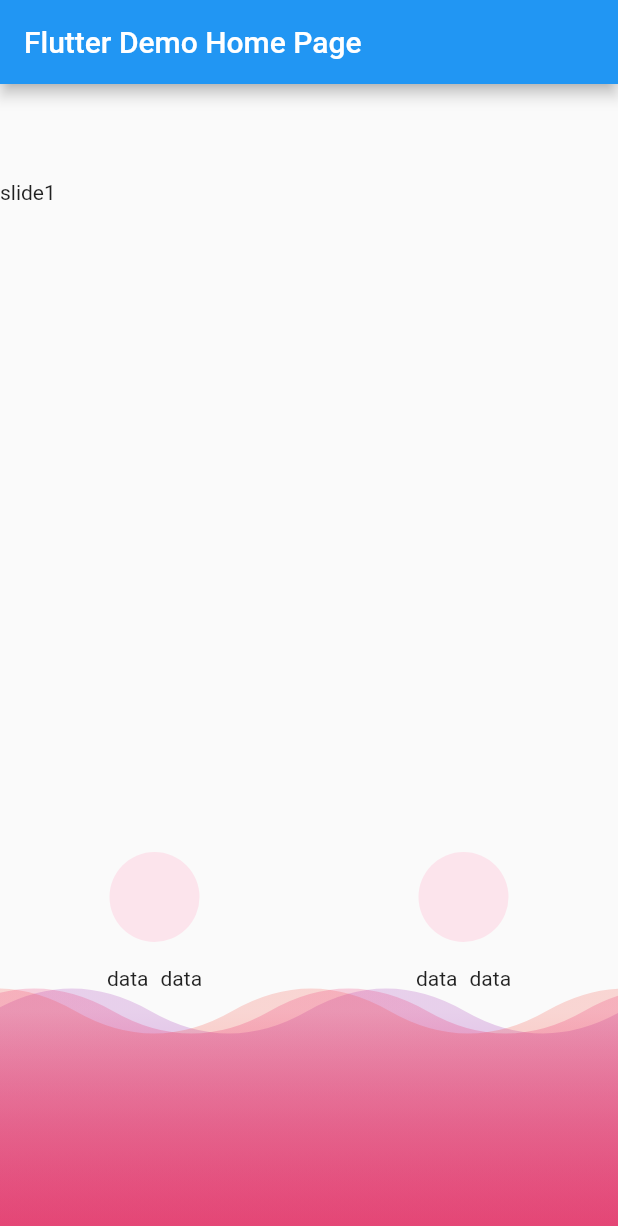
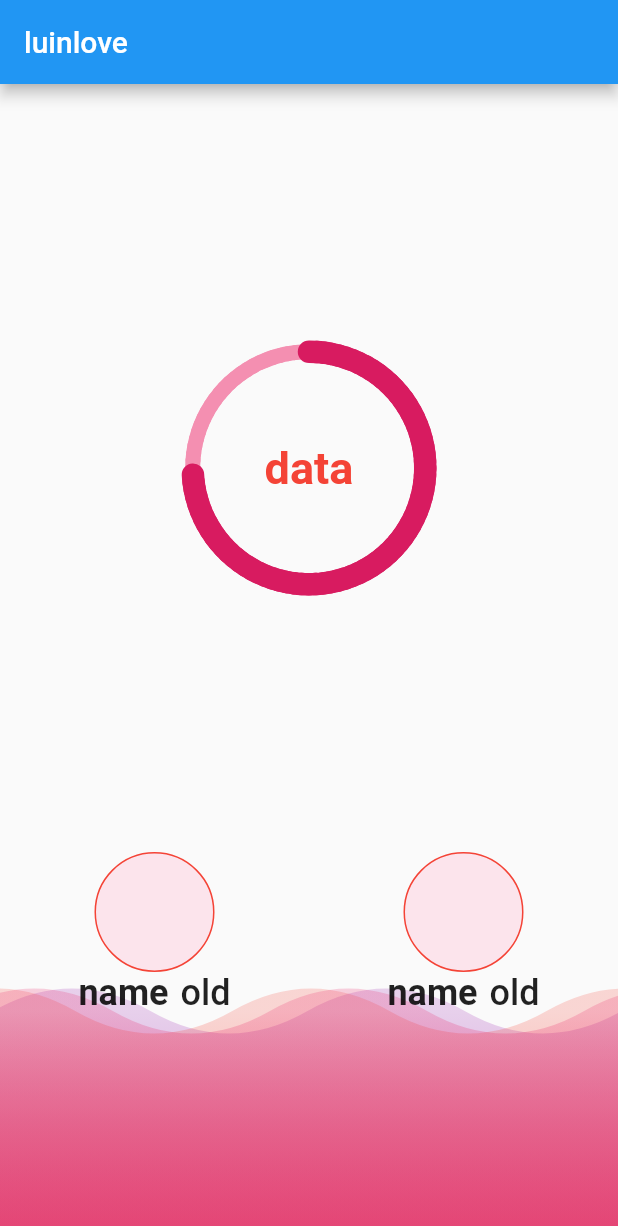
Before and after one commit to lluciper/luinlove, a Flutter app: the screen it shows after launch, on a phone screen of 412 x 824 dp. Shown: the top 1226 px of the screen. Run offline on Flutter 3.47's test engine with Material 2 defaults, Android fonts, the light colour scheme and no system bars; drawn by our look-alikes of carousel_slider, step_progress_indicator; our stand-ins replace google_fonts.

Commit message:
change font

```diff
--- a/lib/home_page/home_page.dart
+++ b/lib/home_page/home_page.dart
@@ -1,7 +1,9 @@
 import 'package:carousel_slider/carousel_slider.dart';
 import 'package:flutter/material.dart';
+import 'package:flutter_application_1/home_page/slider_one.dart';
 import 'package:flutter_application_1/home_page/slider_two.dart';
 import 'package:flutter_application_1/wave/wave_animation.dart';
+import 'package:google_fonts/google_fonts.dart';
 
 class HomePage extends StatefulWidget {
   const HomePage({super.key, required this.title});
@@ -19,7 +21,7 @@ class _HomePageState extends State<HomePage> {
       appBar: AppBar(
         title: Text(widget.title),
       ),
-      body: Container(
+      body: SizedBox(
           width: double.infinity,
           height: double.infinity,
           child: Stack(
@@ -51,9 +53,9 @@ class _HomePageState extends State<HomePage> {
                         int ngay = numberOfDays % 7;
                         return Builder(
                           builder: (BuildContext context) {
-                            return Container(
+                            return SizedBox(
                               width: MediaQuery.of(context).size.width,
-                              child: i == 1 ? Text('slide1') : SliderTwo(),
+                              child: i == 1 ? SliderOne() : SliderTwo(),
                             );
                             // Text(
                             //   i == 1
@@ -92,19 +94,33 @@ class _HomePageState extends State<HomePage> {
     return Column(
       children: [
         Container(
-          width: 60,
-          height: 60,
+          width: 80,
+          height: 80,
           decoration: BoxDecoration(
-            borderRadius: BorderRadius.circular(30),
+            borderRadius: BorderRadius.circular(80),
             color: Colors.pink[50],
+            border: Border.all(
+              color: Colors.red,
+            ),
           ),
         ),
-        const SizedBox(height: 16),
         Row(
           children: [
-            Text('data'),
+            Text(
+              'name',
+              style: GoogleFonts.gamjaFlower(
+                fontWeight: FontWeight.w700,
+                fontSize: 24,
+              ),
+            ),
             const SizedBox(width: 8),
-            Text('data'),
+            Text(
+              'old',
+              style: GoogleFonts.gamjaFlower(
+                fontWeight: FontWeight.w500,
+                fontSize: 24,
+              ),
+            ),
           ],
         )
       ],
--- /dev/null
+++ b/lib/home_page/slider_one.dart
@@ -0,0 +1,39 @@
+import 'package:flutter/material.dart';
+import 'package:google_fonts/google_fonts.dart';
+import 'package:step_progress_indicator/step_progress_indicator.dart';
+
+class SliderOne extends StatelessWidget {
+  const SliderOne({super.key});
+
+  @override
+  Widget build(BuildContext context) {
+    return Container(
+      alignment: Alignment.center,
+      child: Stack(
+        alignment: AlignmentDirectional.center,
+        children: [
+          CircularStepProgressIndicator(
+            totalSteps: 100,
+            currentStep: 74,
+            stepSize: 10,
+            selectedColor: Colors.pink[600],
+            unselectedColor: Colors.pink[200],
+            padding: 0,
+            width: 170,
+            height: 170,
+            selectedStepSize: 15,
+            roundedCap: (_, __) => true,
+          ),
+          Text(
+            'data',
+            style: GoogleFonts.aBeeZee(
+              color: Colors.red,
+              fontWeight: FontWeight.w700,
+              fontSize: 30,
+            ),
+          )
+        ],
+      ),
+    );
+  }
+}
--- a/lib/main.dart
+++ b/lib/main.dart
@@ -1,6 +1,4 @@
 import 'package:flutter/material.dart';
-import 'package:flutter_application_1/wave/wave_animation.dart';
-
 import 'home_page/home_page.dart';
 
 void main() {
@@ -14,21 +12,12 @@ class MyApp extends StatelessWidget {
   @override
   Widget build(BuildContext context) {
     return MaterialApp(
-      title: 'Flutter Demo',
+      title: 'luinlove',
       debugShowCheckedModeBanner: false,
       theme: ThemeData(
-        // This is the theme of your application.
-        //
-        // Try running your application with "flutter run". You'll see the
-        // application has a blue toolbar. Then, without quitting the app, try
-        // changing the primarySwatch below to Colors.green and then invoke
-        // "hot reload" (press "r" in the console where you ran "flutter run",
-        // or simply save your changes to "hot reload" in a Flutter IDE).
-        // Notice that the counter didn't reset back to zero; the application
-        // is not restarted.
         primarySwatch: Colors.blue,
       ),
-      home:  HomePage(title: 'Flutter Demo Home Page'),
+      home: const HomePage(title: 'luinlove'),
     );
   }
 }
--- /dev/null
+++ b/lib/utils/colors.dart
@@ -0,0 +1,5 @@
+import 'package:flutter/material.dart';
+
+class ColorsApp {
+  static const Color white = Colors.white;
+}
--- a/lib/utils/utils.dart
+++ b/lib/utils/utils.dart
@@ -1 +1,2 @@
 export 'string.dart';
+export 'colors.dart';
```
Also changed, not shown: lib/home_page/slider_two.dart (+7 -4 lines), lib/home_page/widget/item_date.dart (+14 -3 lines), pubspec.yaml (+5 -4 lines), pubspec.lock, 1 other file.
